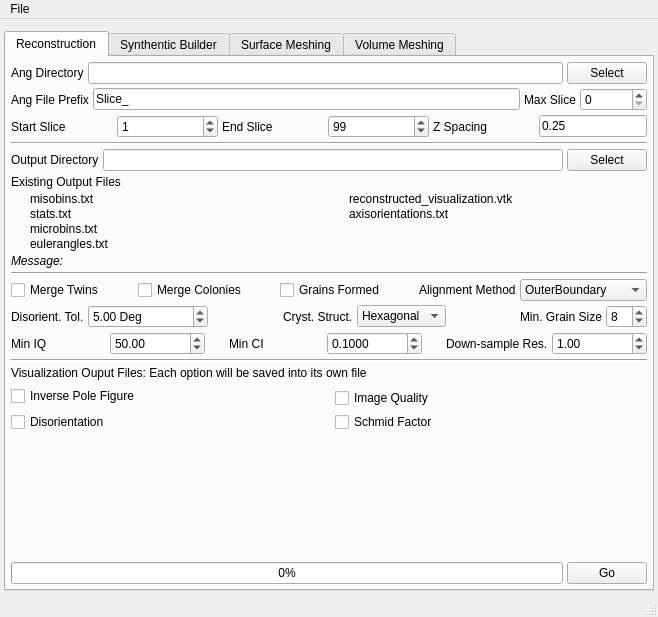
Qt form Source/AIM/GUI/UI_Files/RepresentationUI.ui (BlueQuartzSoftware/DREAM3D) before a commit.
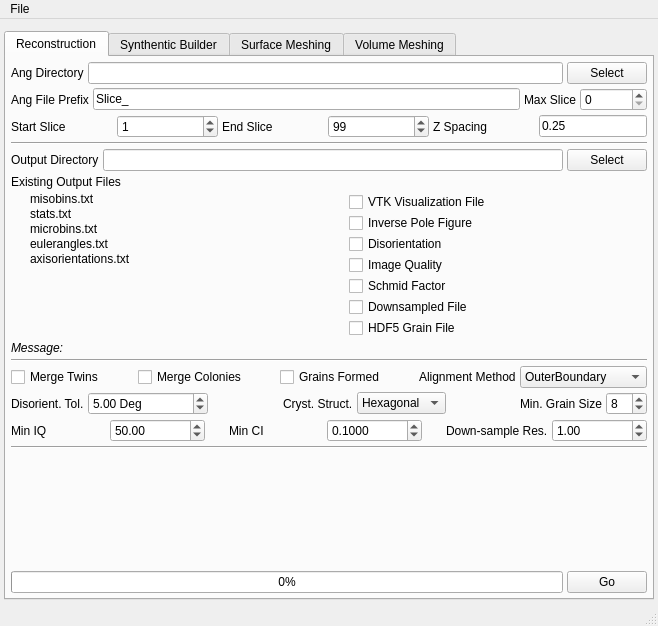
The same form after that commit. Icons and pictures are not drawn.

Commit message: Visualization Files are now optional to write out in the Reconstruction Tab. Updated some of the Preset file names for the Reconstruction. Updated the namespaces that the constants appear in. Created individual output file writing functions for each type of output file making use of some preprocessor macros to factor out common code

Diff of the .ui file:
```diff
--- a/Source/AIM/GUI/UI_Files/RepresentationUI.ui
+++ b/Source/AIM/GUI/UI_Files/RepresentationUI.ui
@@ -7,7 +7,7 @@
     <x>0</x>
     <y>0</y>
     <width>658</width>
-    <height>617</height>
+    <height>626</height>
    </rect>
   </property>
   <property name="windowTitle">
@@ -297,6 +297,23 @@
               </property>
              </widget>
             </item>
+            <item row="6" column="1">
+             <widget class="QLabel" name="rec_AxisOrientationsFile">
+              <property name="text">
+               <string>axisorientations.txt</string>
+              </property>
+             </widget>
+            </item>
+            <item row="6" column="0">
+             <widget class="QLabel" name="rec_AxisOrientationsFileIcon">
+              <property name="text">
+               <string/>
+              </property>
+              <property name="pixmap">
+               <pixmap resource="../../../../Resources/icons/images/Icons.qrc">:/Delete-16x16.png</pixmap>
+              </property>
+             </widget>
+            </item>
            </layout>
           </item>
           <item row="1" column="1">
@@ -326,22 +343,107 @@
               </property>
              </widget>
             </item>
-            <item row="1" column="1">
-             <widget class="QLabel" name="rec_ReconstructedVisualizationFile">
-              <property name="text">
-               <string>reconstructed_visualization.vtk</string>
-              </property>
-             </widget>
-            </item>
-            <item row="2" column="1">
-             <widget class="QLabel" name="rec_AxisOrientationsFile">
-              <property name="text">
-               <string>axisorientations.txt</string>
-              </property>
-             </widget>
-            </item>
             <item row="2" column="0">
-             <widget class="QLabel" name="rec_AxisOrientationsFileIcon">
+             <widget class="QLabel" name="rec_IPFVizFileIcon">
+              <property name="text">
+               <string/>
+              </property>
+              <property name="pixmap">
+               <pixmap resource="../../../../Resources/icons/images/Icons.qrc">:/Delete-16x16.png</pixmap>
+              </property>
+             </widget>
+            </item>
+            <item row="2" column="1">
+             <widget class="QCheckBox" name="rec_IPFVizFile">
+              <property name="text">
+               <string>Inverse Pole Figure</string>
+              </property>
+             </widget>
+            </item>
+            <item row="3" column="0">
+             <widget class="QLabel" name="rec_DisorientationVizFileIcon">
+              <property name="text">
+               <string/>
+              </property>
+              <property name="pixmap">
+               <pixmap resource="../../../../Resources/icons/images/Icons.qrc">:/Delete-16x16.png</pixmap>
+              </property>
+             </widget>
+            </item>
+            <item row="3" column="1">
+             <widget class="QCheckBox" name="rec_DisorientationVizFile">
+              <property name="text">
+               <string>Disorientation</string>
+              </property>
+             </widget>
+            </item>
+            <item row="4" column="0">
+             <widget class="QLabel" name="rec_ImageQualityVizFileIcon">
+              <property name="text">
+               <string/>
+              </property>
+              <property name="pixmap">
+               <pixmap resource="../../../../Resources/icons/images/Icons.qrc">:/Delete-16x16.png</pixmap>
+              </property>
+             </widget>
+            </item>
+            <item row="4" column="1">
+             <widget class="QCheckBox" name="rec_ImageQualityVizFile">
+              <property name="text">
+               <string>Image Quality</string>
+              </property>
+             </widget>
+            </item>
+            <item row="5" column="0">
+             <widget class="QLabel" name="rec_SchmidFactorVizFileIcon">
+              <property name="text">
+               <string/>
+              </property>
+              <property name="pixmap">
+               <pixmap resource="../../../../Resources/icons/images/Icons.qrc">:/Delete-16x16.png</pixmap>
+              </property>
+             </widget>
+            </item>
+            <item row="5" column="1">
+             <widget class="QCheckBox" name="rec_SchmidFactorVizFile">
+              <property name="text">
+               <string>Schmid Factor</string>
+              </property>
+             </widget>
+            </item>
+            <item row="1" column="1">
+             <widget class="QCheckBox" name="rec_VisualizationVizFile">
+              <property name="text">
+               <string>VTK Visualization File</string>
+              </property>
+             </widget>
+            </item>
+            <item row="7" column="1">
+             <widget class="QCheckBox" name="rec_HDF5GrainFile">
+              <property name="text">
+               <string>HDF5 Grain File</string>
+              </property>
+             </widget>
+            </item>
+            <item row="7" column="0">
+             <widget class="QLabel" name="rec_HDF5GrainFileIcon">
+              <property name="text">
+               <string/>
+              </property>
+              <property name="pixmap">
+               <pixmap resource="../../../../Resources/icons/images/Icons.qrc">:/Delete-16x16.png</pixmap>
+              </property>
+             </widget>
+            </item>
+            <item row="6" column="1">
+             <widget class="QCheckBox" name="rec_DownSampledVizFile">
+              <property name="text">
+               <string>Downsampled File</string>
+              </property>
+             </widget>
+            </item>
+            <item row="6" column="0">
+             <widget class="QLabel" name="rec_DownSampledVizFileIcon">
               <property name="text">
                <string/>
               </property>
@@ -672,58 +774,6 @@
           </property>
          </widget>
         </item>
-        <item>
-         <layout class="QVBoxLayout" name="verticalLayout_5">
-          <item>
-           <widget class="QLabel" name="label_29">
-            <property name="text">
-             <string>Visualization Ouput Files: Each option will be saved into its own file</string>
-            </property>
-           </widget>
-          </item>
-          <item>
-           <layout class="QGridLayout" name="gridLayout_19">
-            <property name="bottomMargin">
-             <number>10</number>
-            </property>
-            <property name="horizontalSpacing">
-             <number>12</number>
-            </property>
-            <property name="verticalSpacing">
-             <number>4</number>
-            </property>
-            <item row="0" column="0" rowspan="2">
-             <widget class="QCheckBox" name="IPFoutputoption">
-              <property name="text">
-               <string>Inverse Pole Figure</string>
-              </property>
-             </widget>
-            </item>
-            <item row="2" column="0">
-             <widget class="QCheckBox" name="Disorientationoutputoption">
-              <property name="text">
-               <string>Disorientation</string>
-              </property>
-             </widget>
-            </item>
-            <item row="2" column="1">
-             <widget class="QCheckBox" name="SchmidFactoroutputoption">
-              <property name="text">
-               <string>Schmid Factor</string>
-              </property>
-             </widget>
-            </item>
-            <item row="1" column="1">
-             <widget class="QCheckBox" name="ImageQualityoutputoption">
-              <property name="text">
-               <string>Image Quality</string>
-              </property>
-             </widget>
-            </item>
-           </layout>
-          </item>
-         </layout>
-        </item>
         <item>
          <spacer name="verticalSpacer">
           <property name="orientation">
```
Left out of the diff: 2 changed lines with no effect on the pictures. The commit also changes 13 other files.
